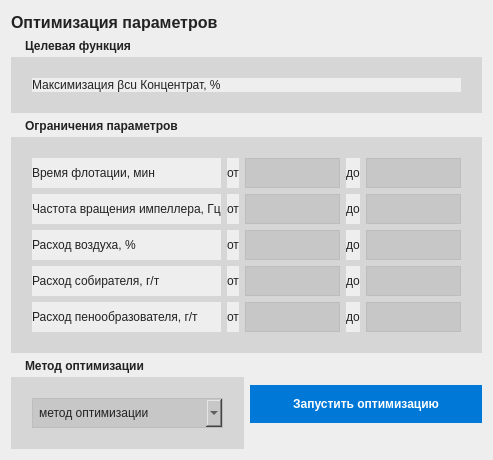
This is dialog_optimization.ui in mrhmr111100/Flotation_Digital_Technologist as Qt 5 draws it before an edit. The edited form follows.
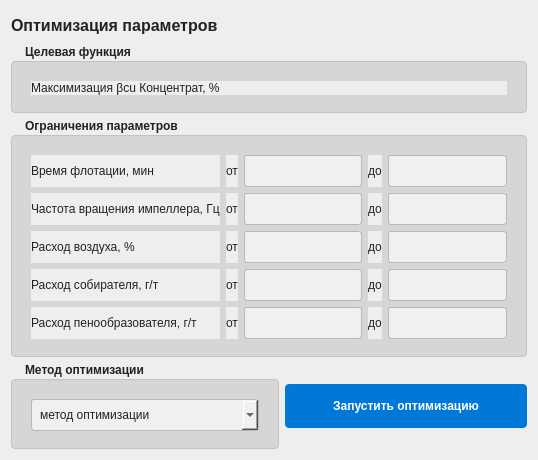
This is the edited form.

Commit message: Improve optimization dialog styling

```diff
--- a/dialog_optimization.ui
+++ b/dialog_optimization.ui
@@ -15,11 +15,13 @@
   </property>
   <property name="styleSheet">
    <string notr="true">QDialog, QWidget { background:#eeeeee; font:10pt &quot;Segoe UI&quot;; color:#222; }
-QGroupBox { background:#d6d6d6; border:0px; margin-top:18px; padding:12px; font-weight:bold; }
+QGroupBox { background:#d6d6d6; border:1px solid #c2c2c2; border-radius:4px; margin-top:16px; padding:10px 10px 8px; font-weight:bold; }
 QGroupBox::title { subcontrol-origin:margin; left:8px; padding:0 4px; }
-QLineEdit, QComboBox { background:#c7c7c7; border:1px solid #bdbdbd; min-height:24px; padding:2px 6px; }
-QPushButton { background:#d4d4d4; border:1px solid #c7c7c7; min-height:30px; padding:4px 16px; }
-QPushButton#btnRunOptimization { background:#0078d7; color:white; font-weight:bold; border:0px; }</string>
+QLabel { color:#222; }
+QLineEdit, QComboBox { background:#f0f0f0; border:1px solid #b8b8b8; border-radius:3px; min-height:26px; padding:2px 8px; }
+QComboBox { min-width:210px; }
+QPushButton { background:#d4d4d4; border:1px solid #bdbdbd; border-radius:4px; min-height:32px; padding:4px 16px; }
+QPushButton#btnRunOptimization { background:#0078d7; color:white; font-weight:bold; border:none; min-height:36px; min-width:210px; }</string>
   </property>
   <layout class="QVBoxLayout" name="verticalLayout">
    <item>
@@ -199,9 +201,18 @@
        <property name="title">
         <string>Метод оптимизации</string>
        </property>
-       <layout class="QVBoxLayout" name="methodBoxLayout">
+       <layout class="QHBoxLayout" name="methodBoxLayout">
+        <property name="spacing">
+         <number>12</number>
+        </property>
         <item>
          <widget class="QComboBox" name="comboOptimizationMethod">
+          <property name="sizePolicy">
+           <sizepolicy hsizetype="Expanding" vsizetype="Fixed">
+            <horstretch>1</horstretch>
+            <verstretch>0</verstretch>
+           </sizepolicy>
+          </property>
           <item>
            <property name="text">
             <string>метод оптимизации</string>
```
